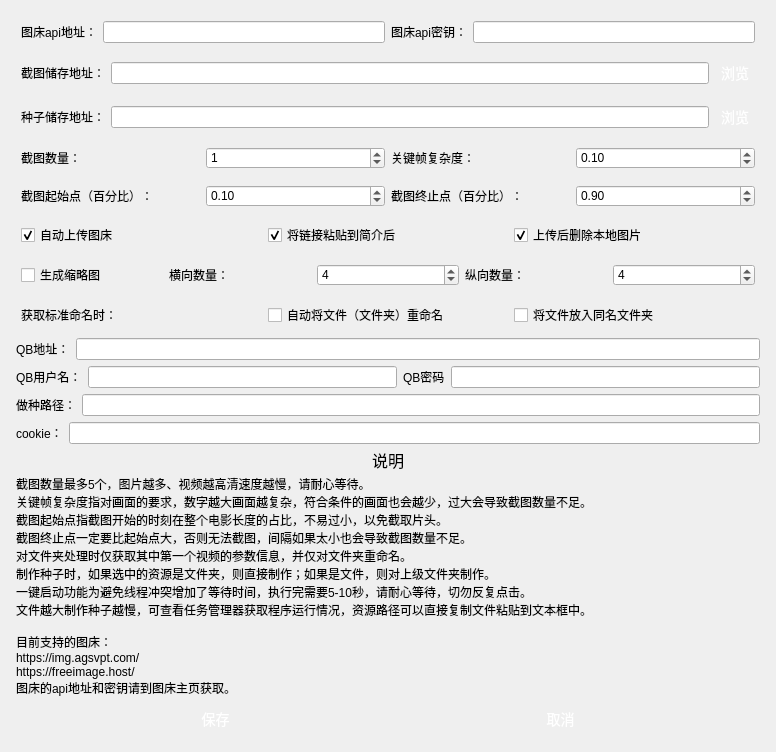
This is ph/ui/settings.ui in waidosia/ph-bjd-playlet as Qt 5 draws it before an edit. The edited form follows.
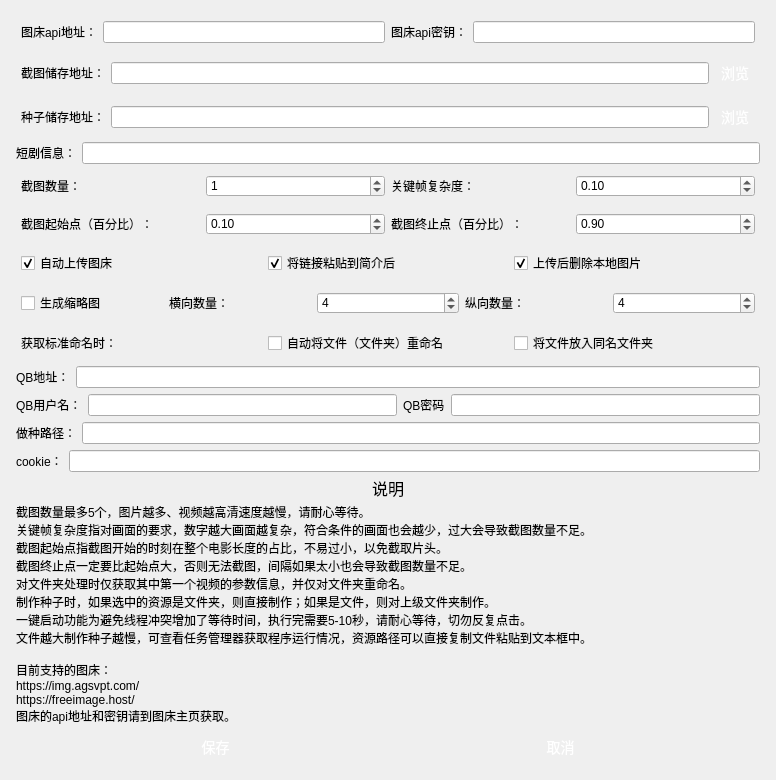
This is the edited form.

Commit message: 1、获取media信息是切换工作目录 2、增加生成txt文件功能

The edit to the form file:
```diff
--- a/ph/ui/settings.ui
+++ b/ph/ui/settings.ui
@@ -429,6 +429,20 @@
        </item>
       </layout>
      </item>
+     <item>
+      <layout class="QHBoxLayout" name="horizontalLayout_14">
+       <item>
+        <widget class="QLabel" name="label_19">
+         <property name="text">
+          <string>短剧信息：</string>
+         </property>
+        </widget>
+       </item>
+       <item>
+        <widget class="QLineEdit" name="vedioInfo"/>
+       </item>
+      </layout>
+     </item>
      <item>
       <layout class="QHBoxLayout" name="horizontalLayout_7">
        <property name="leftMargin">
```
The commit also changes 6 other files.
